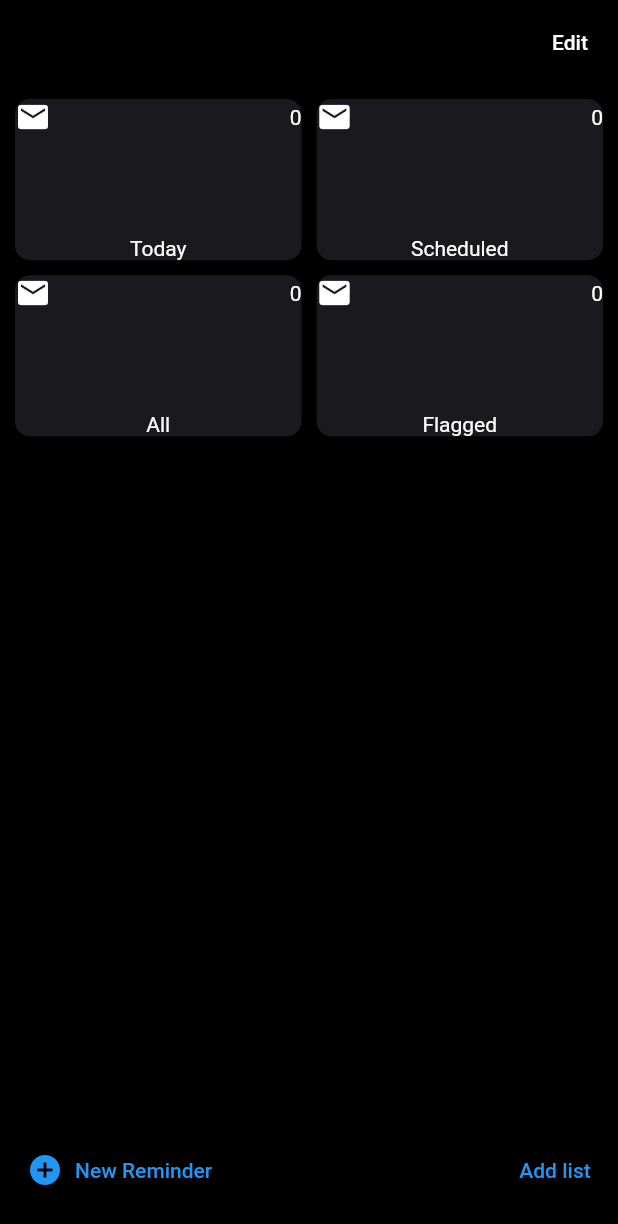
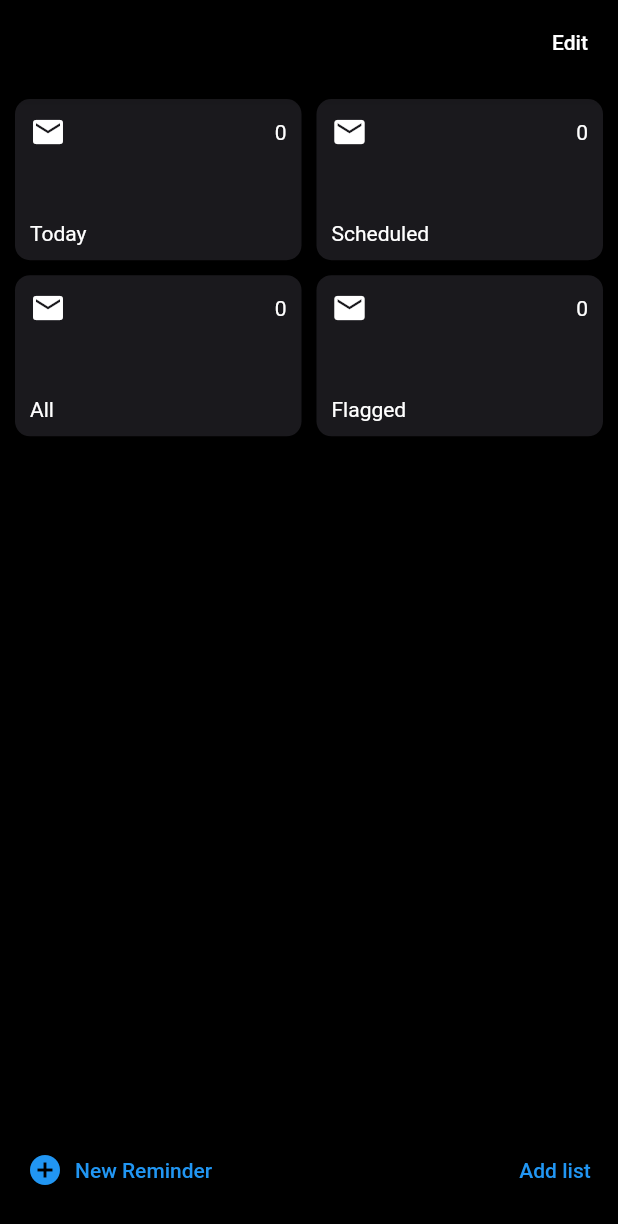
Before and after one commit to preyeopudu/personalnotes, a Flutter app: the screen it shows after launch, on a phone screen of 412 x 824 dp. Shown: the top 1224 px of the screen. Run offline on Flutter 3.47's test engine with Material 2 defaults, Android fonts, the phone set to English and light mode, and no system bars; our stand-ins replace firebase_core; accounts and stored records are empty.

Commit message:
completed display categories

```diff
--- a/lib/main.dart
+++ b/lib/main.dart
@@ -61,16 +61,23 @@
                   children: categories
                       .map(
                         (category) => Container(
+                          child: Padding(
+                            padding: const EdgeInsets.all(10),
                             child: Column(
                               mainAxisAlignment: MainAxisAlignment.spaceBetween,
+                              crossAxisAlignment: CrossAxisAlignment.start,
                               children: [
                                 Row(
                                   mainAxisAlignment:
                                       MainAxisAlignment.spaceBetween,
-                                children: const [Icon(Icons.email), Text("0")],
+                                  children: const [
+                                    Icon(Icons.email),
+                                    Text("0")
+                                  ],
                                 ),
                                 Text(category.name)
                               ],
+                            ),
                           ),
                           decoration: BoxDecoration(
                             borderRadius: BorderRadius.circular(10),
```
Lines whose indentation alone changed are shown as unchanged.
